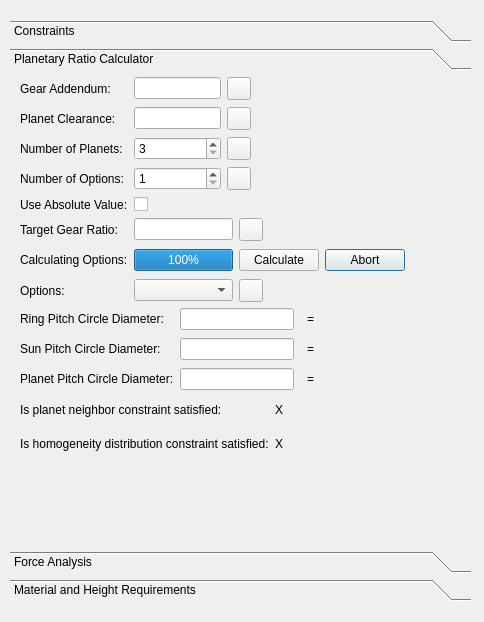
Old version of the form ui/gear-selectors.ui in the repository SimLeek/freecad.actuators.
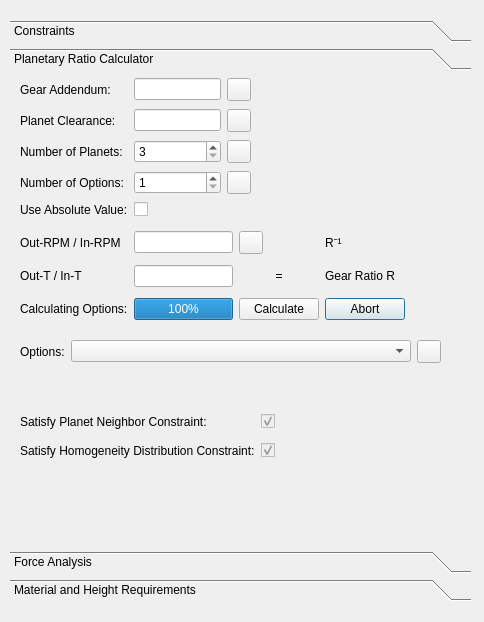
New version of the form. The open tabs and pages were chosen to show the change. Custom widgets are drawn as their Qt base class.

Commit message: Added all necessary UI components so that it's now possible to work on force analysis: added object combobox so that selected planetary, fixed, input, and output can be used. Updated ui so input torque line edit is a torque input type.

What changed in the file:
```diff
--- a/ui/gear-selectors.ui
+++ b/ui/gear-selectors.ui
@@ -23,7 +23,7 @@
     </rect>
    </property>
    <property name="currentIndex">
-    <number>3</number>
+    <number>1</number>
    </property>
    <widget class="QWidget" name="min_max_teeth_page">
     <property name="geometry">
@@ -452,19 +452,12 @@
      <property name="geometry">
       <rect>
        <x>10</x>
-       <y>140</y>
+       <y>150</y>
        <width>385</width>
-       <height>89</height>
+       <height>101</height>
       </rect>
      </property>
      <layout class="QGridLayout" name="gridLayout_3">
-      <item row="2" column="0">
-       <widget class="QLabel" name="label_9">
-        <property name="text">
-         <string>Calculating Options:</string>
-        </property>
-       </widget>
-      </item>
       <item row="2" column="3">
        <widget class="QPushButton" name="gear_ratio_options_abort">
         <property name="text">
@@ -472,6 +465,26 @@
         </property>
        </widget>
       </item>
+      <item row="1" column="2">
+       <widget class="QLabel" name="label_65">
+        <property name="toolTip">
+         <string>This entry sets or is set by sun torque</string>
+        </property>
+        <property name="text">
+         <string>  =  </string>
+        </property>
+        <property name="alignment">
+         <set>Qt::AlignCenter</set>
+        </property>
+       </widget>
+      </item>
+      <item row="1" column="3">
+       <widget class="QLabel" name="label_24">
+        <property name="text">
+         <string>Gear Ratio R</string>
+        </property>
+       </widget>
+      </item>
       <item row="2" column="1">
        <widget class="QProgressBar" name="gear_ratio_options_progress">
         <property name="value">
@@ -479,42 +492,53 @@
         </property>
        </widget>
       </item>
-      <item row="3" column="0">
-       <widget class="QLabel" name="label_8">
+      <item row="2" column="0">
+       <widget class="QLabel" name="label_9">
         <property name="text">
-         <string>Options:</string>
+         <string>Calculating Options:</string>
         </property>
        </widget>
       </item>
-      <item row="3" column="1">
-       <widget class="QComboBox" name="gear_ratio_options_combobox"/>
-      </item>
-      <item row="0" column="1">
-       <widget class="QFractionEdit" name="target_cear_ratio_lineedit"/>
-      </item>
       <item row="0" column="0">
        <widget class="QLabel" name="label_7">
         <property name="text">
-         <string>Target Gear Ratio:</string>
-        </property>
-       </widget>
-      </item>
-      <item row="2" column="2">
-       <widget class="QPushButton" name="gear_ratio_options_calculate">
-        <property name="text">
-         <string>Calculate</string>
+         <string>Out-RPM / In-RPM</string>
         </property>
        </widget>
       </item>
       <item row="0" column="2">
-       <widget class="LockUnlockButton" name="target_gear_ratio_lineedit_lock">
+       <widget class="LockUnlockButton" name="target_inverse_gear_ratio_lineedit_lock">
         <property name="layoutDirection">
          <enum>Qt::LeftToRight</enum>
         </property>
        </widget>
       </item>
-      <item row="3" column="2">
-       <widget class="LockUnlockButton" name="gear_ratio_options_combobox_lock"/>
+      <item row="1" column="0">
+       <widget class="QLabel" name="label_20">
+        <property name="text">
+         <string>Out-T / In-T</string>
+        </property>
+       </widget>
+      </item>
+      <item row="1" column="1">
+       <widget class="QFractionEdit" name="target_gear_ratio_lineedit"/>
+      </item>
+      <item row="0" column="3">
+       <widget class="QLabel" name="label_26">
+        <property name="text">
+         <string>R⁻¹</string>
+        </property>
+       </widget>
+      </item>
+      <item row="0" column="1">
+       <widget class="QFractionEdit" name="target_inverse_gear_ratio_lineedit"/>
+      </item>
+      <item row="2" column="2">
+       <widget class="QPushButton" name="gear_ratio_options_calculate">
+        <property name="text">
+         <string>Calculate</string>
+        </property>
+       </widget>
       </item>
      </layout>
     </widget>
@@ -522,8 +546,8 @@
      <property name="geometry">
       <rect>
        <x>10</x>
-       <y>320</y>
-       <width>301</width>
+       <y>330</y>
+       <width>360</width>
        <height>61</height>
       </rect>
      </property>
@@ -531,28 +555,40 @@
       <item row="0" column="0">
        <widget class="QLabel" name="label_36">
         <property name="text">
-         <string>Is planet neighbor constraint satisfied:</string>
+         <string>Satisfy Planet Neighbor Constraint:</string>
         </property>
        </widget>
       </item>
       <item row="1" column="0">
        <widget class="QLabel" name="label_37">
         <property name="text">
-         <string>Is homogeneity distribution constraint satisfied:</string>
+         <string>Satisfy Homogeneity Distribution Constraint:</string>
         </property>
        </widget>
       </item>
       <item row="0" column="1">
-       <widget class="QLabel" name="is_planet_neighbor_constraint_satisfied_indicator_label">
+       <widget class="QCheckBox" name="checkBox">
+        <property name="enabled">
+         <bool>false</bool>
+        </property>
         <property name="text">
-         <string>X</string>
+         <string/>
+        </property>
+        <property name="checked">
+         <bool>true</bool>
         </property>
        </widget>
       </item>
       <item row="1" column="1">
-       <widget class="QLabel" name="is_homogeneity_distribution_constraint_satisfied_indicator_label">
+       <widget class="QCheckBox" name="checkBox_2">
+        <property name="enabled">
+         <bool>false</bool>
+        </property>
         <property name="text">
-         <string>X</string>
+         <string/>
+        </property>
+        <property name="checked">
+         <bool>true</bool>
         </property>
        </widget>
       </item>
@@ -564,7 +600,7 @@
        <x>10</x>
        <y>0</y>
        <width>231</width>
-       <height>141</height>
+       <height>145</height>
       </rect>
      </property>
      <layout class="QGridLayout" name="gridLayout_2">
@@ -654,99 +690,35 @@
      <property name="geometry">
       <rect>
        <x>10</x>
-       <y>230</y>
-       <width>301</width>
-       <height>89</height>
+       <y>260</y>
+       <width>421</width>
+       <height>31</height>
       </rect>
      </property>
      <layout class="QGridLayout" name="gridLayout_11">
-      <item row="0" column="0">
-       <widget class="QLabel" name="label_20">
-        <property name="toolTip">
-         <string>If you don't know module and want to define this, set the module to the smallest possible module such as 3d printer resolution*6, then define this once you have teeth counts</string>
-        </property>
-        <property name="text">
-         <string>Ring Pitch Circle Diameter:</string>
-        </property>
-       </widget>
-      </item>
       <item row="0" column="1">
-       <widget class="QLengthEdit" name="ring_pitch_circle_diam_lineedit">
-        <property name="enabled">
-         <bool>true</bool>
+       <widget class="ObjectComboBox" name="gear_ratio_options_combobox">
+        <property name="sizePolicy">
+         <sizepolicy hsizetype="Expanding" vsizetype="Fixed">
+          <horstretch>0</horstretch>
+          <verstretch>0</verstretch>
+         </sizepolicy>
         </property>
        </widget>
       </item>
       <item row="0" column="2">
-       <widget class="QLabel" name="label_27">
-        <property name="toolTip">
-         <string>This entry sets or is set by module</string>
-        </property>
-        <property name="text">
-         <string>=</string>
-        </property>
-        <property name="alignment">
-         <set>Qt::AlignCenter</set>
-        </property>
-       </widget>
+       <widget class="LockUnlockButton" name="gear_ratio_options_combobox_lock"/>
       </item>
-      <item row="1" column="0">
-       <widget class="QLabel" name="label_24">
-        <property name="toolTip">
-         <string>If you don't know module and want to define this, set the module to the smallest possible module such as 3d printer resolution*6, then define this once you have teeth counts</string>
+      <item row="0" column="0">
+       <widget class="QLabel" name="label_8">
+        <property name="sizePolicy">
+         <sizepolicy hsizetype="Minimum" vsizetype="Preferred">
+          <horstretch>0</horstretch>
+          <verstretch>0</verstretch>
+         </sizepolicy>
         </property>
         <property name="text">
-         <string>Sun Pitch Circle Diameter:</string>
-        </property>
-       </widget>
-      </item>
-      <item row="1" column="2">
-       <widget class="QLabel" name="label_28">
-        <property name="toolTip">
-         <string>This entry sets or is set by module</string>
-        </property>
-        <property name="text">
-         <string>  =  </string>
-        </property>
-        <property name="alignment">
-         <set>Qt::AlignCenter</set>
-        </property>
-       </widget>
-      </item>
-      <item row="1" column="1">
-       <widget class="QLengthEdit" name="sun_pitch_circle_diam_lineedit">
-        <property name="enabled">
-         <bool>true</bool>
-        </property>
-       </widget>
-      </item>
-      <item row="2" column="0">
-       <widget class="QLabel" name="label_29">
-        <property name="toolTip">
-         <string>If you don't know module and want to define this, set the module to the smallest possible module such as 3d printer resolution*6, then define this once you have teeth counts</string>
-        </property>
-        <property name="text">
-         <string>Planet Pitch Circle Diameter:</string>
-        </property>
-       </widget>
-      </item>
-      <item row="2" column="1">
-       <widget class="QLengthEdit" name="sun_pitch_circle_diam_lineedit_2">
-        <property name="enabled">
-         <bool>true</bool>
-        </property>
-       </widget>
-      </item>
-      <item row="2" column="2">
-       <widget class="QLabel" name="label_30">
-        <property name="toolTip">
-         <string>This entry sets or is set by module</string>
-        </property>
-        <property name="text">
-         <string>=</string>
-        </property>
-        <property name="alignment">
-         <set>Qt::AlignCenter</set>
+         <string>Options:</string>
         </property>
        </widget>
       </item>
@@ -754,6 +726,14 @@
     </widget>
    </widget>
    <widget class="QWidget" name="page_2">
+    <property name="geometry">
+     <rect>
+      <x>0</x>
+      <y>0</y>
+      <width>461</width>
+      <height>457</height>
+     </rect>
+    </property>
     <attribute name="label">
      <string>Force Analysis</string>
     </attribute>
@@ -1648,6 +1628,11 @@
    <extends>QLineEdit</extends>
    <header>.angle_ui</header>
   </customwidget>
+  <customwidget>
+   <class>ObjectComboBox</class>
+   <extends>QComboBox</extends>
+   <header>.object_combobox</header>
+  </customwidget>
  </customwidgets>
  <resources/>
  <connections/>
```
The commit also changes 5 other files.
